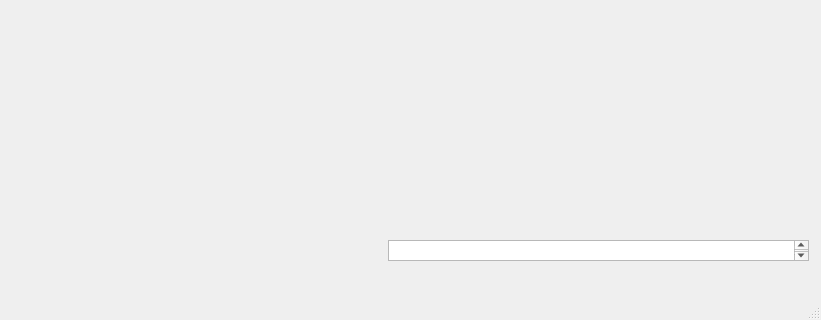
Qt form Serg /pars/mainwindow.ui (MIPTSPACE/Space_travel) before a commit; both pictures show x 132 to 953 and y 207 to 527 of the 953 by 527 pixel window.
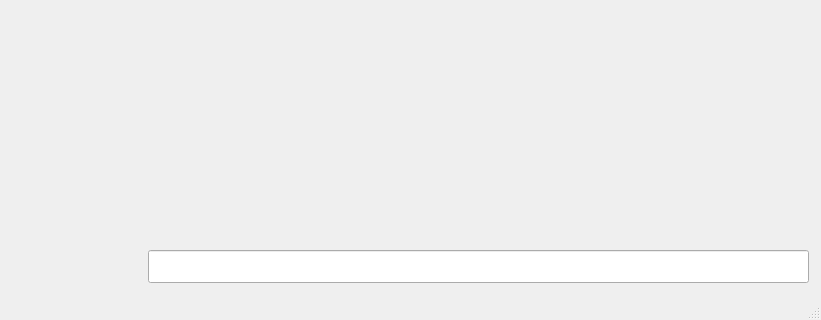
The same form after that commit.

What changed in the file:
```diff
--- a/Serg /pars/mainwindow.ui
+++ b/Serg /pars/mainwindow.ui
@@ -14,15 +14,24 @@
    <string>MainWindow</string>
   </property>
   <widget class="QWidget" name="centralWidget">
-   <widget class="QTextEdit" name="mytext">
+   <widget class="QLineEdit" name="lineEdit">
     <property name="geometry">
      <rect>
-      <x>520</x>
-      <y>430</y>
-      <width>421</width>
-      <height>21</height>
+      <x>280</x>
+      <y>440</y>
+      <width>661</width>
+      <height>33</height>
      </rect>
     </property>
+    <property name="sizePolicy">
+     <sizepolicy hsizetype="Expanding" vsizetype="Expanding">
+      <horstretch>0</horstretch>
+      <verstretch>0</verstretch>
+     </sizepolicy>
+    </property>
+    <property name="text">
+     <string/>
+    </property>
    </widget>
   </widget>
   <widget class="QMenuBar" name="menuBar">
```
